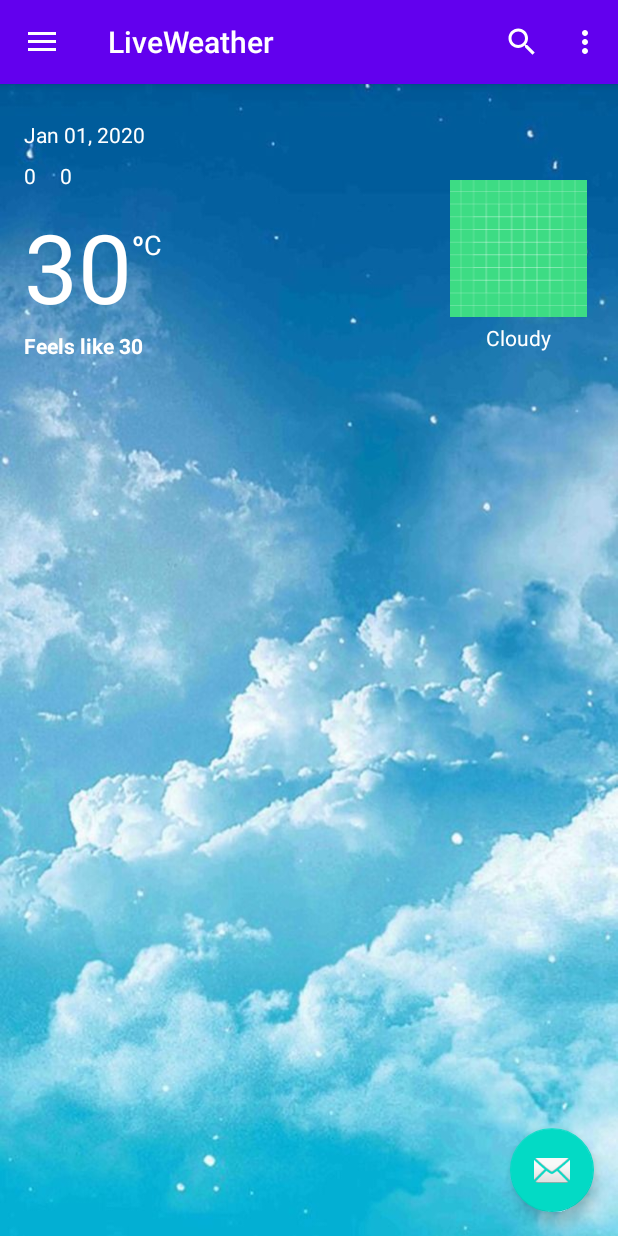
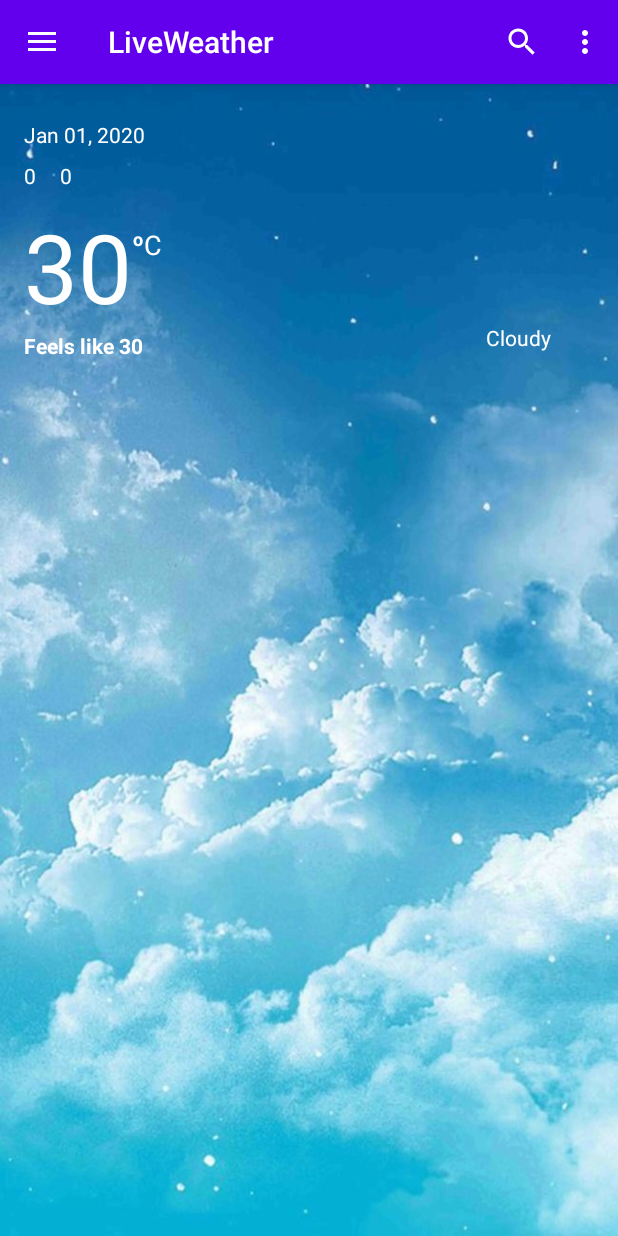
Before and after one commit to micah-akpan/android-weather-app, an Android app: the screen it shows after launch (MainActivity), on a phone screen of 412 x 824 dp. Run offline under Robolectric (Android 15) with nearby library versions, the phone set to English and light mode, and no system bars; our stand-ins replace navigation-ui; Roboto replaces fonts that are not available here; 2 statements that could not run were skipped.

Commit message:
Remove fab + Refactor code

```diff
--- a/app/build.gradle
+++ b/app/build.gradle
@@ -35,9 +35,9 @@ dependencies {
     def work_version = "2.4.0"
 
     implementation fileTree(dir: "libs", include: ["*.jar"])
-    implementation 'androidx.appcompat:appcompat:1.1.0'
-    implementation 'com.google.android.material:material:1.1.0'
-    implementation 'androidx.constraintlayout:constraintlayout:1.1.3'
+    implementation 'androidx.appcompat:appcompat:1.2.0'
+    implementation 'com.google.android.material:material:1.2.1'
+    implementation 'androidx.constraintlayout:constraintlayout:2.0.1'
     implementation "androidx.navigation:navigation-fragment:$nav_version"
     implementation "androidx.navigation:navigation-ui:$nav_version"
     implementation 'com.github.bumptech.glide:glide:4.11.0'
--- a/app/src/main/java/com/micah/liveweather/MainActivity.java
+++ b/app/src/main/java/com/micah/liveweather/MainActivity.java
@@ -2,13 +2,8 @@ package com.micah.liveweather;
 
 import android.content.Intent;
 import android.os.Bundle;
-import android.provider.Settings;
-import android.util.Log;
 import android.view.Menu;
 import android.view.MenuItem;
-import android.view.View;
-import android.widget.Button;
-import android.widget.SearchView;
 import android.widget.TextView;
 
 import androidx.appcompat.app.AppCompatActivity;
@@ -29,7 +24,7 @@ public class MainActivity extends AppCompatActivity {
     @Override
     protected void onCreate(Bundle savedInstanceState) {
         super.onCreate(savedInstanceState);
-        setContentView(R.layout.activity_main2);
+        setContentView(R.layout.activity_main);
         Toolbar toolbar = findViewById(R.id.toolbar);
         setSupportActionBar(toolbar);
 
@@ -39,7 +34,7 @@ public class MainActivity extends AppCompatActivity {
         // menu should be considered as top level destinations.
         mAppBarConfiguration = new AppBarConfiguration.Builder(
                 R.id.nav_home)
-                .setDrawerLayout(drawer)
+                .setOpenableLayout(drawer)
                 .build();
         NavController navController = Navigation.findNavController(this, R.id.nav_host_fragment);
         NavigationUI.setupActionBarWithNavController(this, navController, mAppBarConfiguration);
--- a/app/src/main/res/layout/app_bar_main.xml
+++ b/app/src/main/res/layout/app_bar_main.xml
@@ -22,12 +22,4 @@
 
     <include layout="@layout/content_main" />
 
-    <com.google.android.material.floatingactionbutton.FloatingActionButton
-        android:id="@+id/fab"
-        android:layout_width="wrap_content"
-        android:layout_height="wrap_content"
-        android:layout_gravity="bottom|end"
-        android:layout_margin="@dimen/fab_margin"
-        app:srcCompat="@android:drawable/ic_dialog_email" />
-
 </androidx.coordinatorlayout.widget.CoordinatorLayout>
--- a/app/src/main/res/layout/fragment_home.xml
+++ b/app/src/main/res/layout/fragment_home.xml
@@ -5,6 +5,7 @@
     android:layout_width="match_parent"
     android:layout_height="match_parent"
     tools:context=".ui.home.HomeFragment">
+
 
         <ImageView
             android:id="@+id/ivWeatherImage"
@@ -14,8 +15,7 @@
             android:layout_marginEnd="16dp"
             app:layout_constraintEnd_toEndOf="parent"
             app:layout_constraintTop_toTopOf="parent"
-        app:srcCompat="@drawable/ic_launcher_background"
-        tools:srcCompat="@tools:sample/avatars" />
+            android:contentDescription="TODO" />
 
     <TextView
         android:id="@+id/tvWeatherText"
@@ -123,4 +123,5 @@
             app:layout_constraintStart_toStartOf="parent"
             app:layout_constraintTop_toTopOf="parent" />
 
+
 </androidx.constraintlayout.widget.ConstraintLayout>
```
Also changed, not shown: app/src/main/java/com/micah/liveweather/ui/home/HomeFragment.java (+5 -3 lines), app/src/main/res/layout/activity_main.xml (renamed from app/src/main/res/layout/activity_main2.xml). Lines whose indentation alone changed are shown as unchanged.
